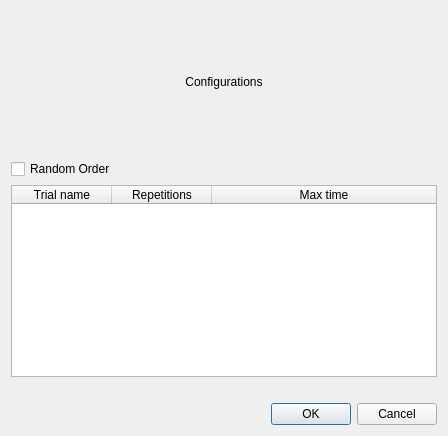
Qt form UI/random_order.ui (KehatSudri/Behavior_System2.0) before a commit.
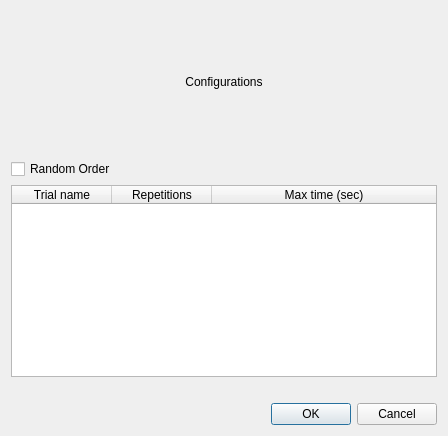
The same form after that commit.

Commit message: add configs of max trial time , and percent

```diff
--- a/UI/random_order.ui
+++ b/UI/random_order.ui
@@ -85,7 +85,7 @@
        </column>
        <column>
         <property name="text">
-         <string>Max time</string>
+         <string>Max time (sec)</string>
         </property>
        </column>
       </widget>
```
Left out of the diff: 3 changed lines with no effect on the pictures. The commit also changes 4 other files.
